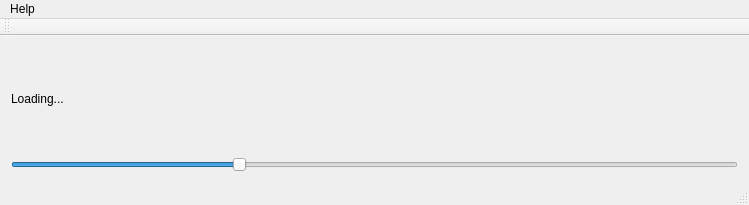
Before: the Qt Designer form mainwindow.ui in snizzo/gamma-corrector, drawn with Qt 5.
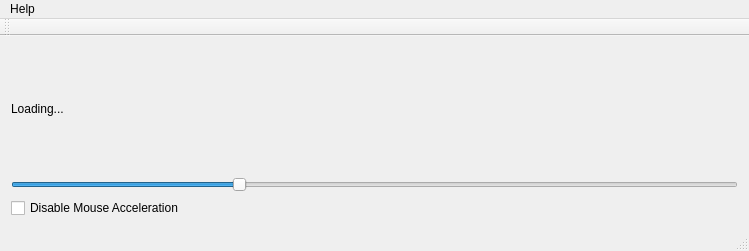
After: the same form once the commit is applied.

Commit message: Added support for disabling mouse acceleration.

The edit to the form file:
```diff
--- a/mainwindow.ui
+++ b/mainwindow.ui
@@ -7,7 +7,7 @@
     <x>0</x>
     <y>0</y>
     <width>749</width>
-    <height>205</height>
+    <height>251</height>
    </rect>
   </property>
   <property name="windowTitle">
@@ -38,6 +38,13 @@
       </property>
      </widget>
     </item>
+    <item>
+     <widget class="QCheckBox" name="mouseAccelerationCheckBox">
+      <property name="text">
+       <string>Disable Mouse Acceleration</string>
+      </property>
+     </widget>
+    </item>
    </layout>
   </widget>
   <widget class="QMenuBar" name="menuBar">
```
The commit also changes 2 other files.
